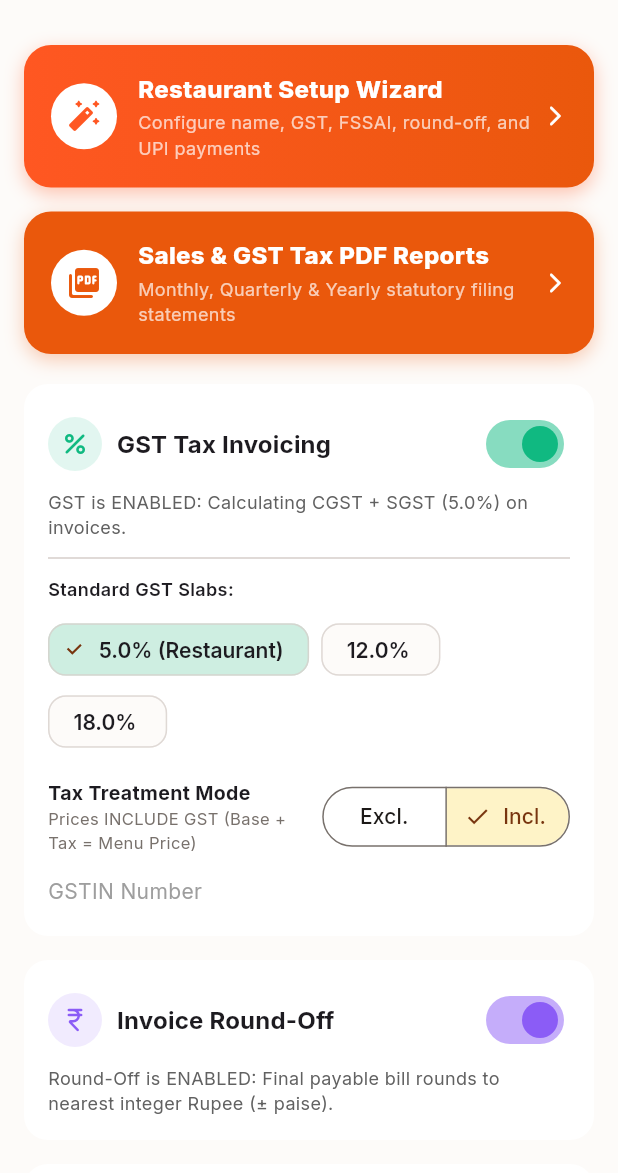
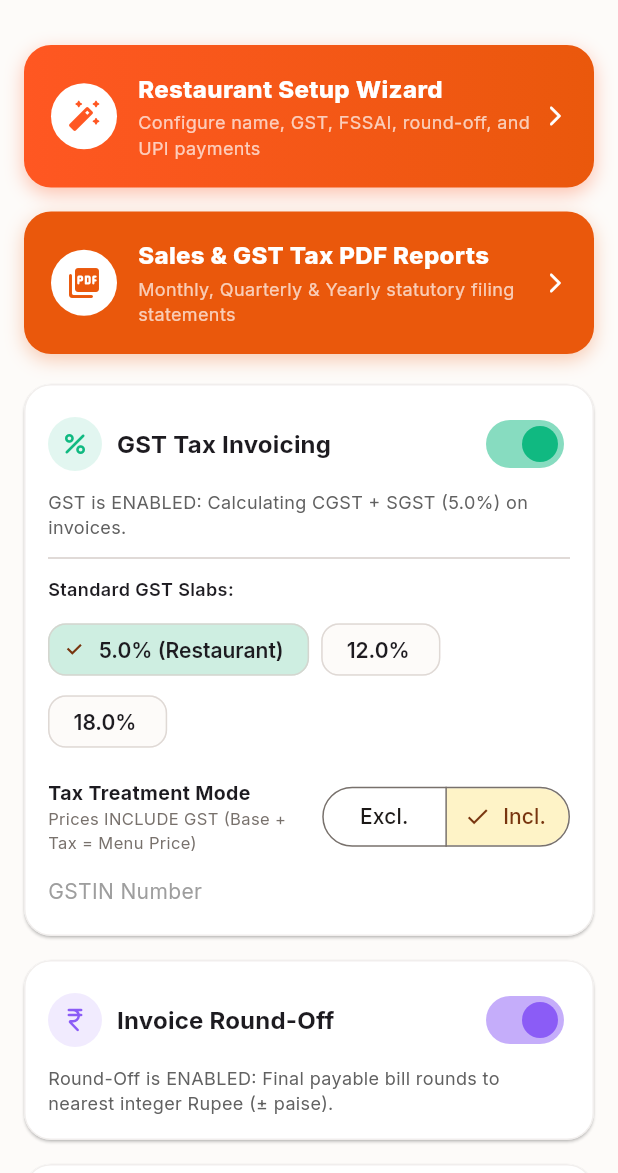
Before and after one commit to iamrony27/Restpos, a Flutter app: the SettingsScreen screen opened directly with empty values, on a phone screen of 412 x 824 dp, the part 63-1236 px from its top. Run offline on Flutter 3.47's test engine with Material 3 defaults, Android fonts, the phone set to English and light mode, and no system bars; our stand-ins replace fl_chart, google_fonts, pdf, printing, qr_flutter, shared_preferences; accounts and stored records are empty.

Commit message:
style(ui): elevate card aesthetics, floor plan status tints, and catalog layout

```diff
--- a/lib/screens/orders/orders_screen.dart
+++ b/lib/screens/orders/orders_screen.dart
@@ -864,12 +864,12 @@ class _OrdersScreenState extends State<OrdersScreen> {
                           },
                           child: Card(
                           shape: RoundedRectangleBorder(
-                            borderRadius: BorderRadius.circular(12),
+                            borderRadius: BorderRadius.circular(18),
                             side: order.isDeleted
                                 ? BorderSide(color: const Color(0xFFEF4444).withOpacity(0.4), width: 1.2)
                                 : order.isEdited
                                     ? BorderSide(color: const Color(0xFFF59E0B).withOpacity(0.4), width: 1.2)
-                                    : BorderSide.none,
+                                    : BorderSide(color: theme.colorScheme.outlineVariant.withOpacity(0.35), width: 1),
                           ),
                           child: Padding(
                             padding: const EdgeInsets.all(16),
--- a/lib/screens/settings/settings_screen.dart
+++ b/lib/screens/settings/settings_screen.dart
@@ -526,7 +526,14 @@ Status: ${_printerConnected ? "ONLINE & READY" : "PREVIEW SIMULATION"}
 
           // GST & Tax Compliance Section
           Card(
-            shape: RoundedRectangleBorder(borderRadius: BorderRadius.circular(16)),
+            elevation: 0.8,
+            shape: RoundedRectangleBorder(
+              borderRadius: BorderRadius.circular(18),
+              side: BorderSide(
+                color: theme.colorScheme.outlineVariant.withOpacity(0.35),
+                width: 1,
+              ),
+            ),
             child: Padding(
               padding: const EdgeInsets.all(16),
               child: Column(
@@ -646,7 +653,14 @@ Status: ${_printerConnected ? "ONLINE & READY" : "PREVIEW SIMULATION"}
 
           // Round Off & Billing Section
           Card(
-            shape: RoundedRectangleBorder(borderRadius: BorderRadius.circular(16)),
+            elevation: 0.8,
+            shape: RoundedRectangleBorder(
+              borderRadius: BorderRadius.circular(18),
+              side: BorderSide(
+                color: theme.colorScheme.outlineVariant.withOpacity(0.35),
+                width: 1,
+              ),
+            ),
             child: Padding(
               padding: const EdgeInsets.all(16),
               child: Column(
@@ -698,7 +712,14 @@ Status: ${_printerConnected ? "ONLINE & READY" : "PREVIEW SIMULATION"}
 
           // FSSAI Food Safety License Section
           Card(
-            shape: RoundedRectangleBorder(borderRadius: BorderRadius.circular(16)),
+            elevation: 0.8,
+            shape: RoundedRectangleBorder(
+              borderRadius: BorderRadius.circular(18),
+              side: BorderSide(
+                color: theme.colorScheme.outlineVariant.withOpacity(0.35),
+                width: 1,
+              ),
+            ),
             child: Padding(
               padding: const EdgeInsets.all(16),
               child: Column(
@@ -762,7 +783,14 @@ Status: ${_printerConnected ? "ONLINE & READY" : "PREVIEW SIMULATION"}
 
           // Restaurant Info Summary
           Card(
-            shape: RoundedRectangleBorder(borderRadius: BorderRadius.circular(16)),
+            elevation: 0.8,
+            shape: RoundedRectangleBorder(
+              borderRadius: BorderRadius.circular(18),
+              side: BorderSide(
+                color: theme.colorScheme.outlineVariant.withOpacity(0.35),
+                width: 1,
+              ),
+            ),
             child: Padding(
               padding: const EdgeInsets.all(16),
               child: Column(
@@ -784,7 +812,14 @@ Status: ${_printerConnected ? "ONLINE & READY" : "PREVIEW SIMULATION"}
 
           // Hardware & Printing
           Card(
-            shape: RoundedRectangleBorder(borderRadius: BorderRadius.circular(16)),
+            elevation: 0.8,
+            shape: RoundedRectangleBorder(
+              borderRadius: BorderRadius.circular(18),
+              side: BorderSide(
+                color: theme.colorScheme.outlineVariant.withOpacity(0.35),
+                width: 1,
+              ),
+            ),
             child: Padding(
               padding: const EdgeInsets.all(16),
               child: Column(
@@ -996,7 +1031,14 @@ Status: ${_printerConnected ? "ONLINE & READY" : "PREVIEW SIMULATION"}
 
           // Native Android Platform Inspection
           Card(
-            shape: RoundedRectangleBorder(borderRadius: BorderRadius.circular(16)),
+            elevation: 0.8,
+            shape: RoundedRectangleBorder(
+              borderRadius: BorderRadius.circular(18),
+              side: BorderSide(
+                color: theme.colorScheme.outlineVariant.withOpacity(0.35),
+                width: 1,
+              ),
+            ),
             child: Padding(
               padding: const EdgeInsets.all(16),
               child: Column(
@@ -1036,7 +1078,14 @@ Status: ${_printerConnected ? "ONLINE & READY" : "PREVIEW SIMULATION"}
 
           // Backup & Restore Database Card
           Card(
-            shape: RoundedRectangleBorder(borderRadius: BorderRadius.circular(16)),
+            elevation: 0.8,
+            shape: RoundedRectangleBorder(
+              borderRadius: BorderRadius.circular(18),
+              side: BorderSide(
+                color: theme.colorScheme.outlineVariant.withOpacity(0.35),
+                width: 1,
+              ),
+            ),
             child: Padding(
               padding: const EdgeInsets.all(16),
               child: Column(
@@ -1124,7 +1173,14 @@ Status: ${_printerConnected ? "ONLINE & READY" : "PREVIEW SIMULATION"}
 
           // Theme Settings
           Card(
-            shape: RoundedRectangleBorder(borderRadius: BorderRadius.circular(16)),
+            elevation: 0.8,
+            shape: RoundedRectangleBorder(
+              borderRadius: BorderRadius.circular(18),
+              side: BorderSide(
+                color: theme.colorScheme.outlineVariant.withOpacity(0.35),
+                width: 1,
+              ),
+            ),
             child: ListTile(
               title: const Text('Material 3 Dark Theme', style: TextStyle(fontWeight: FontWeight.w600)),
               subtitle: const Text('Switch between light and dark Material 3 palette'),
```
Also changed, not shown: lib/screens/dashboard/dashboard_screen.dart (+27 -9 lines), lib/screens/items/items_screen.dart (+6 -6 lines), lib/screens/pos/pos_screen.dart (+10 -10 lines), lib/screens/tables/tables_screen.dart (+35 -4 lines).
